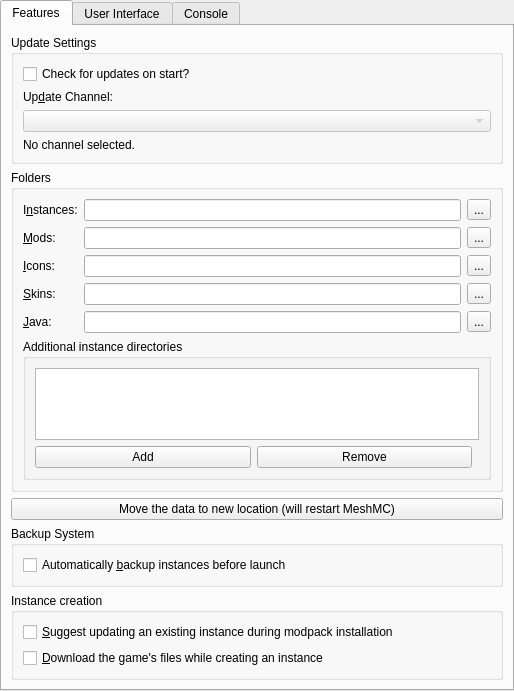
Qt form launcher/ui/pages/global/MeshMCPage.ui (Project-Tick/MeshMC) before a commit.
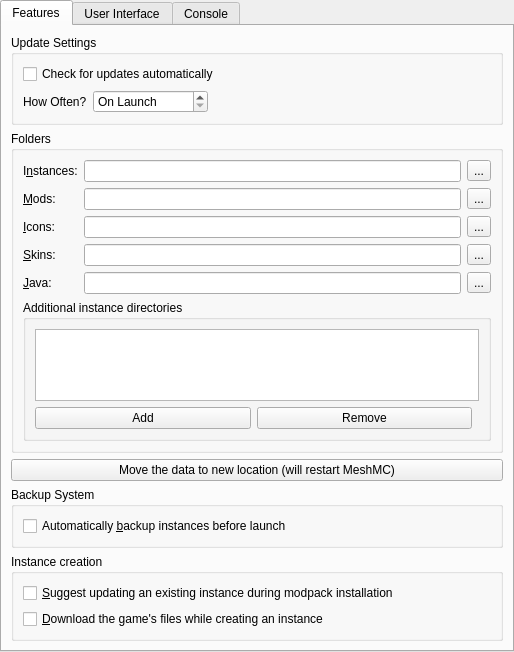
The same form after that commit.

What changed in the file:
```diff
--- a/launcher/ui/pages/global/MeshMCPage.ui
+++ b/launcher/ui/pages/global/MeshMCPage.ui
@@ -54,14 +54,16 @@
           <item>
            <widget class="QCheckBox" name="autoUpdateCheckBox">
             <property name="text">
-             <string>Check for updates on start?</string>
+             <string>Check for updates automatically</string>
             </property>
            </widget>
           </item>
           <item>
-           <widget class="QLabel" name="updateChannelLabel">
+           <layout class="QHBoxLayout" name="updateIntervalLayout">
+            <item>
+             <widget class="QLabel" name="updateIntervalLabel">
             <property name="text">
-             <string>Up&amp;date Channel:</string>
+               <string>How Often?</string>
             </property>
             <property name="buddy">
              <cstring>updateChannelComboBox</cstring>
@@ -69,21 +71,47 @@
            </widget>
           </item>
           <item>
-           <widget class="QComboBox" name="updateChannelComboBox">
-            <property name="enabled">
-             <bool>false</bool>
-            </property>
+             <widget class="QSpinBox" name="updateIntervalSpinBox">
+              <property name="sizePolicy">
+               <sizepolicy hsizetype="Maximum" vsizetype="Fixed">
+                <horstretch>0</horstretch>
+                <verstretch>0</verstretch>
+               </sizepolicy>
+              </property>
+              <property name="toolTip">
+               <string>Set to 0 to only check on launch</string>
+              </property>
+              <property name="specialValueText">
+               <string>On Launch</string>
+              </property>
+              <property name="suffix">
+               <string> hours</string>
+              </property>
+              <property name="prefix">
+               <string>Every </string>
+              </property>
+              <property name="minimum">
+               <number>0</number>
+              </property>
+              <property name="maximum">
+               <number>168</number>
+              </property>
            </widget>
           </item>
           <item>
-           <widget class="QLabel" name="updateChannelDescLabel">
-            <property name="text">
-             <string>No channel selected.</string>
-            </property>
-            <property name="wordWrap">
-             <bool>true</bool>
-            </property>
-           </widget>
+             <spacer name="updateIntervalSpacer">
+              <property name="orientation">
+               <enum>Qt::Horizontal</enum>
+              </property>
+              <property name="sizeHint" stdset="0">
+               <size>
+                <width>0</width>
+                <height>0</height>
+               </size>
+              </property>
+             </spacer>
+            </item>
+           </layout>
           </item>
          </layout>
         </widget>
```
Left out of the diff: 4 changed lines with no effect on the pictures. Lines whose indentation alone changed are shown as unchanged.
